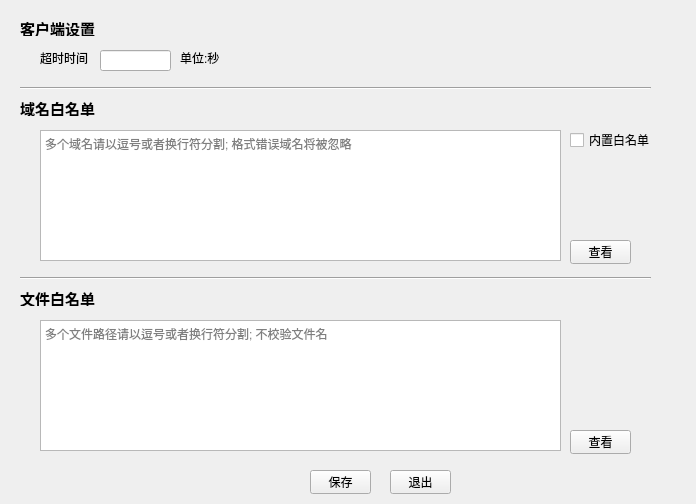
Old version of the form modules/ui/ui_help_settings.ui in the repository beikejinmiao/HawkSec.
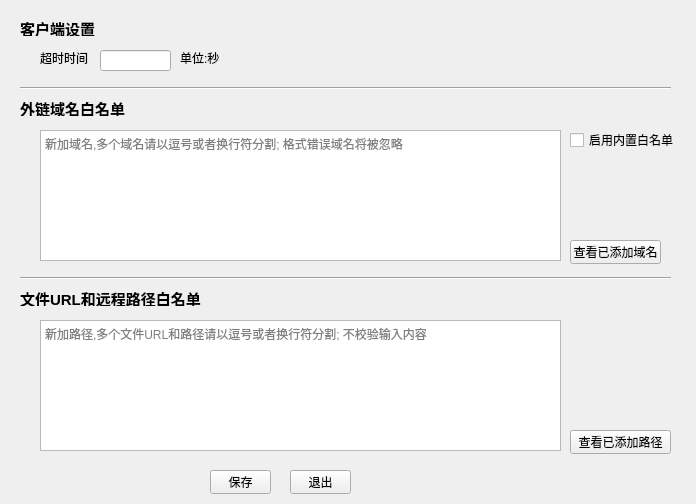
New version of the form.

Commit message: 添加内置白名单

```diff
--- a/modules/ui/ui_help_settings.ui
+++ b/modules/ui/ui_help_settings.ui
@@ -84,7 +84,7 @@
     </font>
    </property>
    <property name="text">
-    <string>域名白名单</string>
+    <string>外链域名白名单</string>
    </property>
   </widget>
   <widget class="QPlainTextEdit" name="whiteDomTextEdit">
@@ -97,7 +97,7 @@
     </rect>
    </property>
    <property name="placeholderText">
-    <string>多个域名请以逗号或者换行符分割; 格式错误域名将被忽略</string>
+    <string>新加域名,多个域名请以逗号或者换行符分割; 格式错误域名将被忽略</string>
    </property>
   </widget>
   <widget class="QCheckBox" name="whiteDomEnableBox">
@@ -105,12 +105,12 @@
     <rect>
      <x>570</x>
      <y>130</y>
-     <width>80</width>
+     <width>111</width>
      <height>20</height>
     </rect>
    </property>
    <property name="text">
-    <string>内置白名单</string>
+    <string>启用内置白名单</string>
    </property>
   </widget>
   <widget class="QPushButton" name="checkWhiteDomBtn">
@@ -118,12 +118,12 @@
     <rect>
      <x>570</x>
      <y>240</y>
-     <width>61</width>
+     <width>91</width>
      <height>24</height>
     </rect>
    </property>
    <property name="text">
-    <string>查看</string>
+    <string>查看已添加域名</string>
    </property>
   </widget>
   <widget class="QLabel" name="label_7">
@@ -131,7 +131,7 @@
     <rect>
      <x>20</x>
      <y>290</y>
-     <width>121</width>
+     <width>201</width>
      <height>16</height>
     </rect>
    </property>
@@ -142,7 +142,7 @@
     </font>
    </property>
    <property name="text">
-    <string>文件白名单</string>
+    <string>文件URL和远程路径白名单</string>
    </property>
   </widget>
   <widget class="QPlainTextEdit" name="whiteFileTextEdit">
@@ -155,7 +155,7 @@
     </rect>
    </property>
    <property name="placeholderText">
-    <string>多个文件路径请以逗号或者换行符分割; 不校验文件名</string>
+    <string>新加路径,多个文件URL和路径请以逗号或者换行符分割; 不校验输入内容</string>
    </property>
   </widget>
   <widget class="Line" name="line">
@@ -163,7 +163,7 @@
     <rect>
      <x>20</x>
      <y>80</y>
-     <width>631</width>
+     <width>651</width>
      <height>16</height>
     </rect>
    </property>
@@ -176,7 +176,7 @@
     <rect>
      <x>20</x>
      <y>270</y>
-     <width>631</width>
+     <width>651</width>
      <height>16</height>
     </rect>
    </property>
@@ -187,7 +187,7 @@
   <widget class="QPushButton" name="saveBtn">
    <property name="geometry">
     <rect>
-     <x>310</x>
+     <x>210</x>
      <y>470</y>
      <width>61</width>
      <height>24</height>
@@ -200,7 +200,7 @@
   <widget class="QPushButton" name="exitBtn">
    <property name="geometry">
     <rect>
-     <x>390</x>
+     <x>290</x>
      <y>470</y>
      <width>61</width>
      <height>24</height>
@@ -215,12 +215,12 @@
     <rect>
      <x>570</x>
      <y>430</y>
-     <width>61</width>
+     <width>101</width>
      <height>24</height>
     </rect>
    </property>
    <property name="text">
-    <string>查看</string>
+    <string>查看已添加路径</string>
    </property>
   </widget>
  </widget>
```
Left out of the diff: 2 changed lines with no effect on the pictures. The commit also changes 9 other files.
